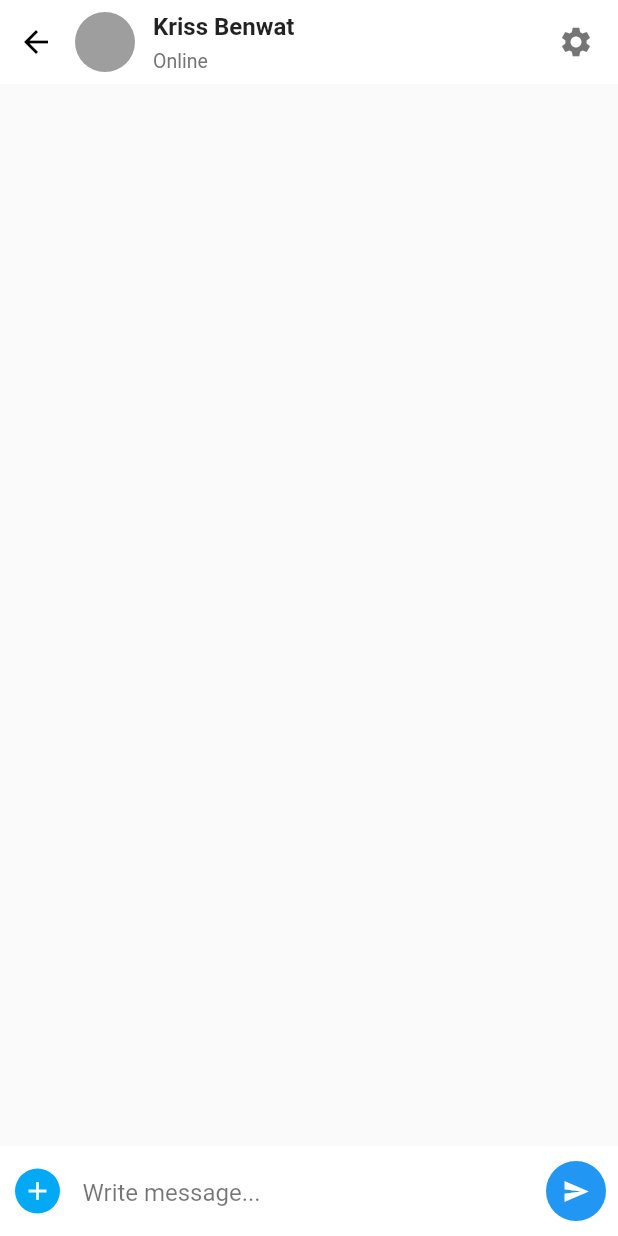
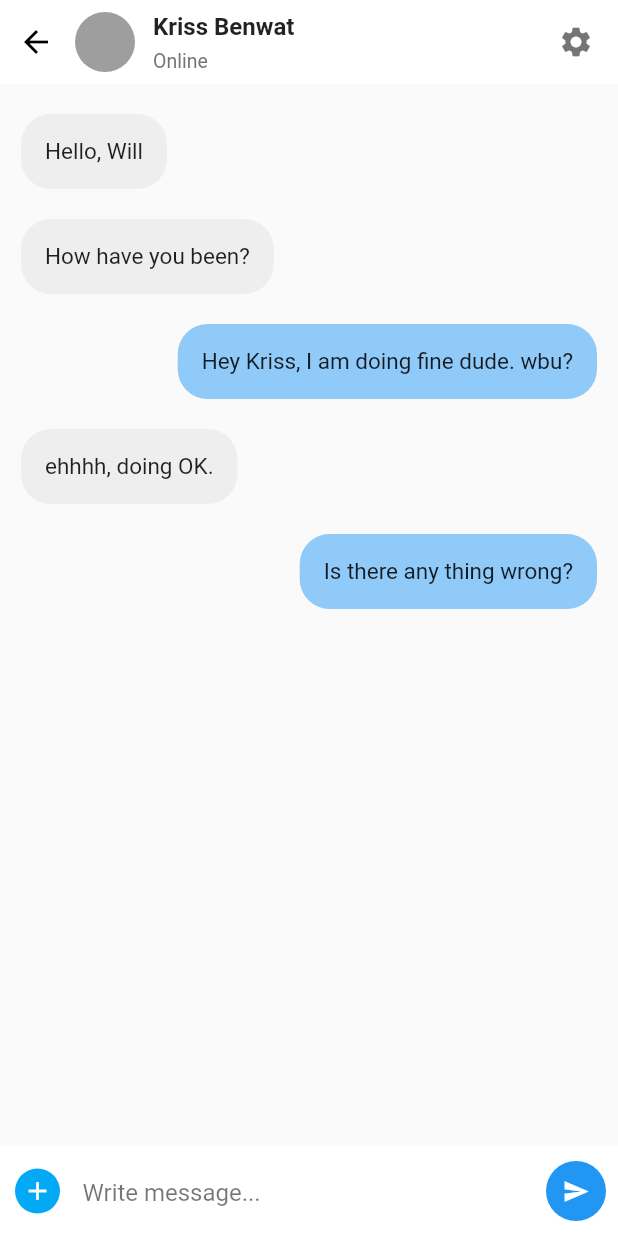
Before and after one commit to Rafael-Wun/project_unilink, a Flutter app: the ChatDetailPage screen opened directly, on a phone screen of 412 x 824 dp. Run offline on Flutter 3.47's test engine with Material 2 defaults, Android fonts, the phone set to English and light mode, and no system bars; our stand-ins replace persistent_bottom_nav_bar.

Commit message:
exit commit

```diff
--- a/lib/views/components/chat_list.dart
+++ b/lib/views/components/chat_list.dart
@@ -1,4 +1,5 @@
 import 'package:flutter/material.dart';
+import 'package:unilink/views/components/chat_message.dart';
 
 class ChatDetailPage extends StatefulWidget{
   @override
@@ -6,6 +7,14 @@ class ChatDetailPage extends StatefulWidget{
 }
 
 class _ChatDetailPageState extends State<ChatDetailPage> {
+
+  List<ChatMessage> messages = [
+    ChatMessage(messageContent: "Hello, Will", messageType: "receiver"),
+    ChatMessage(messageContent: "How have you been?", messageType: "receiver"),
+    ChatMessage(messageContent: "Hey Kriss, I am doing fine dude. wbu?", messageType: "sender"),
+    ChatMessage(messageContent: "ehhhh, doing OK.", messageType: "receiver"),
+    ChatMessage(messageContent: "Is there any thing wrong?", messageType: "sender"),
+  ];
 
   @override
   Widget build(BuildContext context) {
@@ -50,6 +59,28 @@ class _ChatDetailPageState extends State<ChatDetailPage> {
         ),
       body: Stack(
         children: <Widget>[
+          ListView.builder(
+            itemCount: messages.length,
+            shrinkWrap: true,
+            padding: EdgeInsets.only(top: 10,bottom: 10),
+            physics: NeverScrollableScrollPhysics(),
+            itemBuilder: (context, index){
+              return Container(
+                padding: EdgeInsets.only(left: 14,right: 14,top: 10,bottom: 10),
+                child: Align(
+                  alignment: (messages[index].messageType == "receiver"?Alignment.topLeft:Alignment.topRight),
+                  child: Container(
+                    decoration: BoxDecoration(
+                      borderRadius: BorderRadius.circular(20),
+                      color: (messages[index].messageType  == "receiver"?Colors.grey.shade200:Colors.blue[200]),
+                    ),
+                    padding: EdgeInsets.all(16),
+                    child: Text(messages[index].messageContent, style: TextStyle(fontSize: 15),),
+                  ),
+                ),
+              );
+            },
+          ),
           Align(
             alignment: Alignment.bottomLeft,
             child: Container(
--- /dev/null
+++ b/lib/views/components/chat_message.dart
@@ -0,0 +1,8 @@
+import 'package:flutter/cupertino.dart';
+
+
+class ChatMessage{
+  String messageContent;
+  String messageType;
+  ChatMessage({required this.messageContent, required this.messageType});
+}
```
